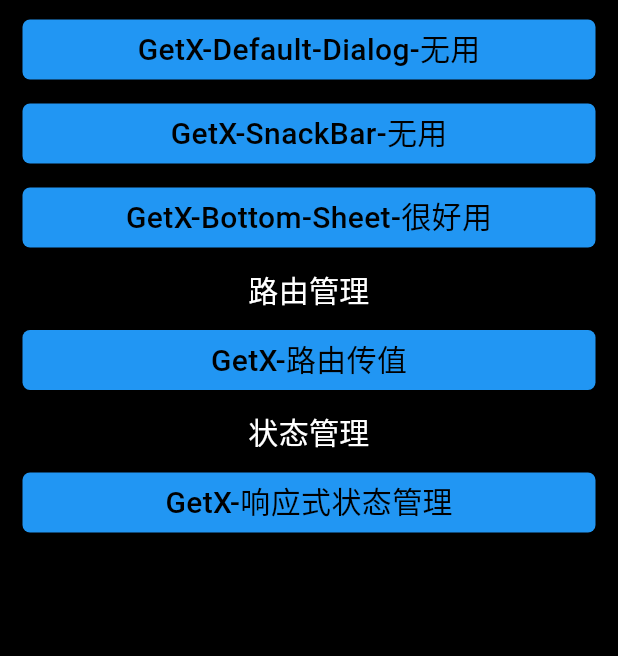
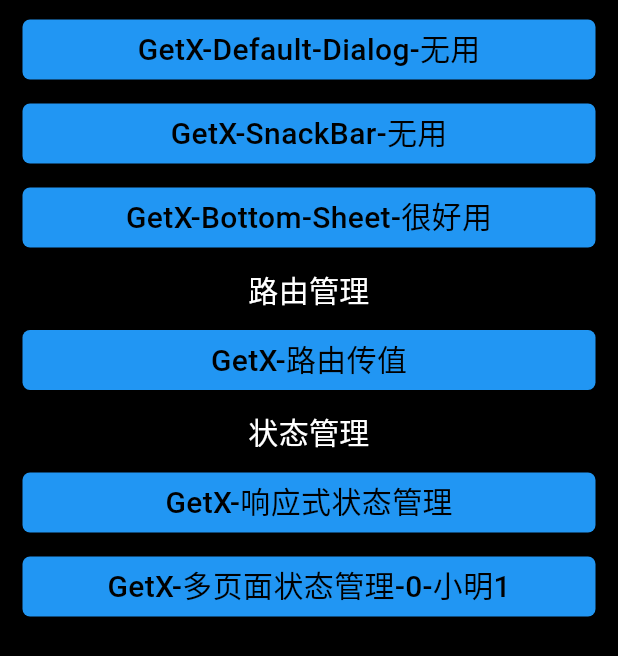
Before and after one commit to SpringRollHHB/FlutterUiTest, a Flutter app: the screen it shows after launch, after a tap on "GetX-使用", on a phone screen of 412 x 824 dp. Shown: the top 656 px of the screen. Run offline on Flutter 3.47's test engine with Material 3 defaults, Android fonts, the phone set to English and light mode, and no system bars; our stand-ins replace get.

Commit message:
GetX-多页面状态管理

```diff
--- a/lib/layout/get_x_page.dart
+++ b/lib/layout/get_x_page.dart
@@ -1,8 +1,11 @@
 import 'package:flutter/material.dart';
 import 'package:flutteruitest/layout/get_x_status_manager_one.dart';
+import 'package:flutteruitest/layout/tool/count_get_controller.dart';
 import 'package:flutteruitest/layout/widget/route/route_manage_widget.dart';
 import 'package:flutteruitest/utils/get_x_utils.dart';
 import 'package:get/get.dart';
+
+import 'get_x_count_page.dart';
 
 class GetXPage extends StatefulWidget {
   const GetXPage({super.key});
@@ -12,6 +15,9 @@ class GetXPage extends StatefulWidget {
 }
 
 class _GetXPageState extends State<GetXPage> {
+
+  CountGetController countGetController = Get.find<CountGetController>();
+
   @override
   Widget build(BuildContext context) {
     return Scaffold(
@@ -157,6 +163,30 @@ class _GetXPageState extends State<GetXPage> {
                 ),
               ),
             ),
+            GestureDetector(
+              onTap: () {
+                Get.toNamed(GetXCountPage.name);
+              },
+              child: Container(
+                margin: const EdgeInsets.symmetric(horizontal: 15,vertical: 8),
+                width: double.infinity,
+                height: 40,
+                alignment: Alignment.center,
+                decoration: BoxDecoration(
+                    color: Colors.blue,
+                    borderRadius: BorderRadius.circular(5)
+                ),
+                child: Obx(() => Text(
+                  "GetX-多页面状态管理-${countGetController.count}-${countGetController.name}",
+                  style: const TextStyle(
+                    color: Colors.black,
+                    fontSize: 20,
+                    height: 1.0,
+                    fontWeight: FontWeight.w500,
+                  ),
+                ),),
+              ),
+            ),
           ],
         ),
       ),
--- a/lib/layout/get_x_status_manager_one.dart
+++ b/lib/layout/get_x_status_manager_one.dart
@@ -2,6 +2,7 @@ import 'dart:math';
 
 import 'package:flutter/cupertino.dart';
 import 'package:flutter/material.dart';
+import 'package:flutteruitest/layout/tool/count_get_controller.dart';
 import 'package:get/get.dart';
 
 import 'data_base_bean.dart';
--- /dev/null
+++ b/lib/layout/tool/all_controller_binding.dart
@@ -0,0 +1,12 @@
+import 'package:get/get.dart';
+
+import 'count_get_controller.dart';
+
+class AllControllerBinding implements Bindings {
+  @override
+  void dependencies() {
+    //Get.put(CountGetController());
+    Get.lazyPut(() => CountGetController());
+  }
+
+}
--- /dev/null
+++ b/lib/layout/tool/count_get_controller.dart
@@ -0,0 +1,23 @@
+// ignore: depend_on_referenced_packages
+import 'dart:math';
+import 'package:get/get.dart';
+
+class CountGetController extends GetxController {
+
+  RxInt count = 0.obs;
+  String name = "小明1";
+
+  void add() {
+    count.value++;
+  }
+
+  void reduce() {
+    count.value--;
+  }
+
+  void changeName() {
+    name = "小明${Random().nextInt(1000)}";
+  }
+
+
+}
--- a/lib/main.dart
+++ b/lib/main.dart
@@ -1,5 +1,6 @@
 import 'dart:async';
 import 'dart:math';
+import 'package:flutteruitest/layout/tool/all_controller_binding.dart';
 import 'package:flutteruitest/routers.dart';
 import 'package:get/get.dart';
 import 'package:flutter/material.dart';
@@ -7,6 +8,7 @@ import 'package:flutteruitest/layout/home_page_widget.dart';
 import 'package:flutteruitest/layout/widget/single_ton.dart';
 import 'package:flutteruitest/player.dart';
 import 'layout/get_x_route_one.dart';
+import 'layout/tool/count_get_controller.dart';
 import 'layout/widget/route/no_name_result_widget.dart';
 
 void main() {
@@ -38,6 +40,7 @@ class MyApp extends StatelessWidget {
     SingleTon.singleTon;
     return GetMaterialApp(
       title: 'Flutter Ui Study',
+      initialBinding: AllControllerBinding(),
       initialRoute: "/",
       // routes: {
       //   "/" : (context) => const HomePageWidget(),
--- a/lib/routers.dart
+++ b/lib/routers.dart
@@ -1,6 +1,7 @@
 import 'package:flutter/cupertino.dart';
 import 'package:flutteruitest/test_middle_ware.dart';
 import 'package:get/get.dart';
+import 'layout/get_x_count_page.dart';
 import 'layout/get_x_route_one.dart';
 import 'layout/get_x_status_manager_one.dart';
 import 'layout/home_page_widget.dart';
@@ -19,6 +20,7 @@ class RouterPages {
         );
       },
     ),
+    GetPage(name: GetXCountPage.name, page: () => const GetXCountPage()),
     GetPage(name: GetXRouteOne.name, page: () => const GetXRouteOne(),middlewares: [ TestMiddleWare() ]),
     GetPage(name: GetXStatusManagerOnePage.name, page: () => const GetXStatusManagerOnePage())
   ];
```
Also changed, not shown: lib/layout/get_x_count_page.dart (added, +34 -0 lines).
